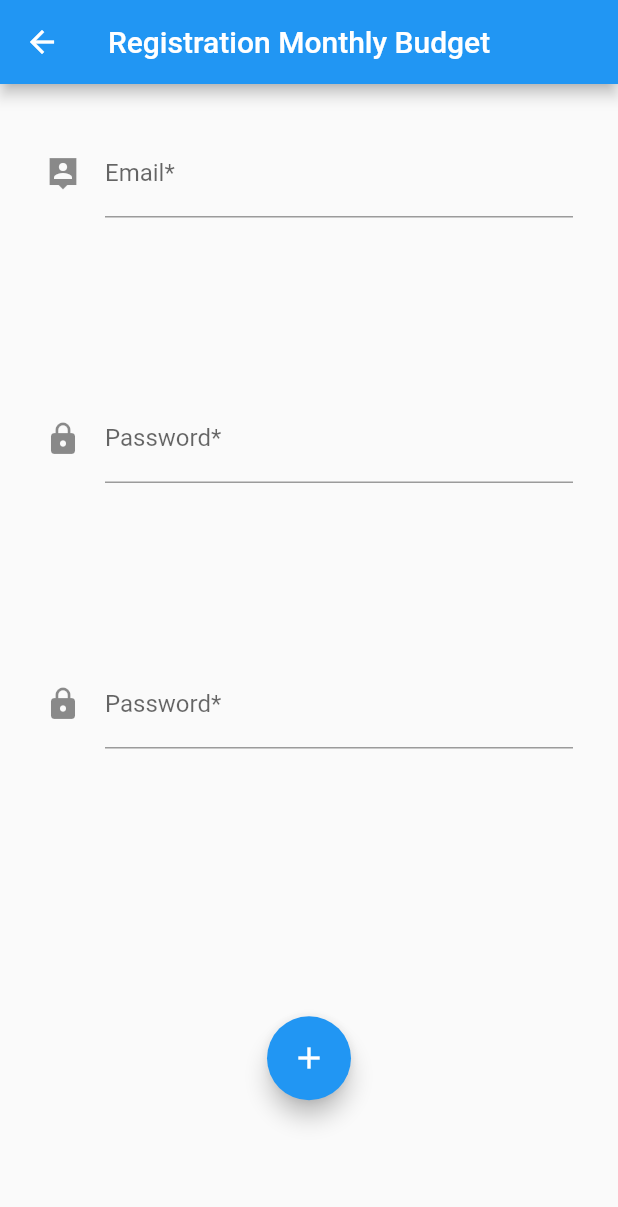
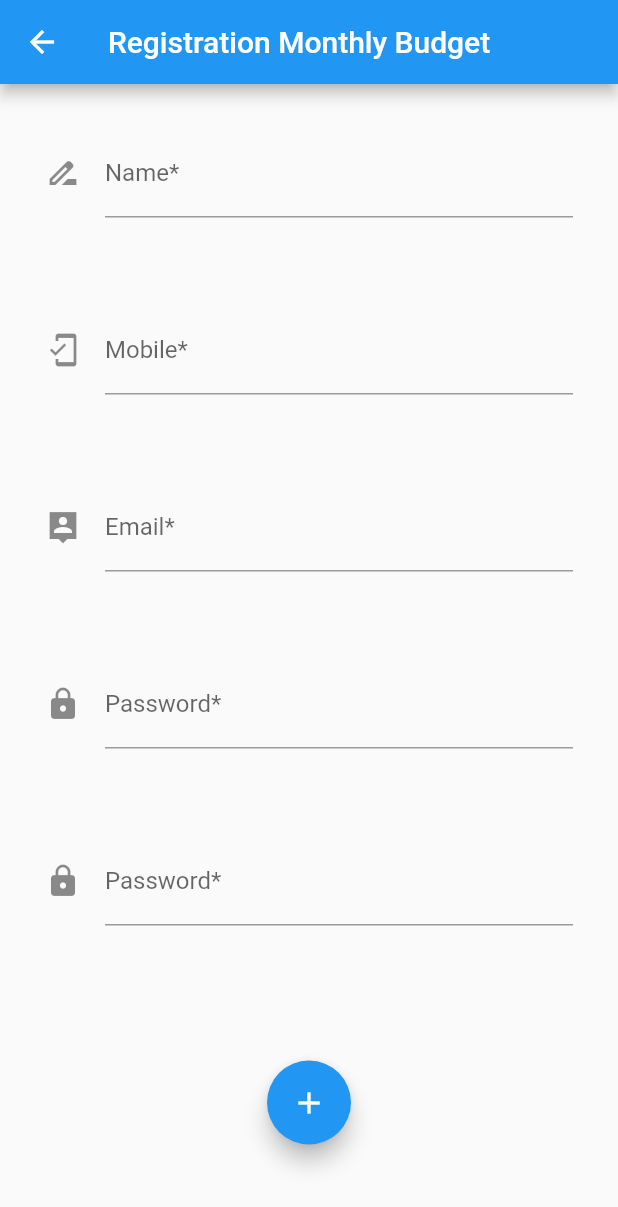
Before and after one commit to prakashsinha271/monthly_expenses, a Flutter app: the screen it shows after launch, after a tap on the "person add" icon, on a phone screen of 412 x 824 dp. Shown: the top 1207 px of the screen. Run offline on Flutter 3.47's test engine with Material 2 defaults, Android fonts, the phone set to English and light mode, and no system bars; our stand-ins replace firebase_auth, firebase_core, firebase_database, splashscreen, sqflite; accounts and stored records are empty; network calls fail.

Commit message:
Email Authentication and Login

```diff
--- a/lib/main.dart
+++ b/lib/main.dart
@@ -1,11 +1,17 @@
+import 'package:firebase_core/firebase_core.dart';
 import 'package:flutter/material.dart';
 import 'package:flutter/painting.dart';
 import 'package:flutter_monthly_budget/screens/home.dart';
 import 'package:flutter_monthly_budget/screens/sign_in.dart';
+import 'package:flutter_monthly_budget/screens/sign_up.dart';
 import 'package:flutter_monthly_budget/utils/new_database_helper.dart';
 import 'package:splashscreen/splashscreen.dart';
 
-void main() {
+void main() async{
+  WidgetsFlutterBinding.ensureInitialized();
+  await Firebase.initializeApp().catchError((onError) {
+    debugPrint(onError);
+  });
   runApp(MyApp());
 }
 
@@ -34,6 +40,11 @@ class _MyAppState extends State<MyApp> {
   @override
   Widget build(BuildContext context) {
     return MaterialApp(
+      routes: {
+        LoginPage.routeName: (context) => LoginPage(),
+        Registration.routeName: (context) => Registration(),
+        Home.routeName: (context) => Home(),
+      },
       debugShowCheckedModeBanner: false,
       title: myTitle,
       theme: ThemeData(
--- a/lib/models/newPDF.dart
+++ b/lib/models/newPDF.dart
@@ -49,5 +49,6 @@ class CreditDebitClass {
     this.transact = cdMapList['transact'];
     this.amount = cdMapList['priority'];
     this.date = cdMapList['date'];
+    return null;
   }
 }
--- a/lib/models/validate_forms.dart
+++ b/lib/models/validate_forms.dart
@@ -27,6 +27,13 @@ class ValidateForm {
 
   //Validating Registration Form
 //Validating email field
+  static String validateRegName(String value){
+    if (value.isEmpty) {
+      return 'Name Required';
+    }
+    return null;
+  }
+
   static String validateRegEmail(String value) {
     if (value.isEmpty) {
       return 'Email Address Required';
--- a/lib/screens/sign_in.dart
+++ b/lib/screens/sign_in.dart
@@ -1,10 +1,9 @@
+import 'package:firebase_auth/firebase_auth.dart';
 import 'package:flutter/material.dart';
-import 'package:flutter_monthly_budget/screens/sign_up.dart';
-
 import '../main.dart';
-import 'home.dart';
 
 class LoginPage extends StatefulWidget {
+  static const routeName = '/login';
   LoginPage({Key key}) : super(key: key);
   @override
   _LoginPageState createState() => _LoginPageState();
@@ -12,11 +11,13 @@ class LoginPage extends StatefulWidget {
 
 class _LoginPageState extends State<LoginPage> {
   final _formKey = GlobalKey<FormState>();
+  FirebaseAuth auth = FirebaseAuth.instance;
   TextEditingController _email, _password;
 
   @override
   void initState() {
     // TODO: implement initState
+    checkStatus();
     super.initState();
     _email = TextEditingController();
     _password = TextEditingController();
@@ -71,7 +72,7 @@ class _LoginPageState extends State<LoginPage> {
                       FloatingActionButton(
                         child: Icon(Icons.login_outlined),
                         foregroundColor: Colors.white,
-                        tooltip: "Login to Home Page",
+                        tooltip: "Login to your dashboard",
                         onPressed: () {
                           if (_formKey.currentState.validate()) {
                             verifyCredential();
@@ -85,11 +86,7 @@ class _LoginPageState extends State<LoginPage> {
                         color: Colors.blue,
                         tooltip: "New User Registration",
                         onPressed: () {
-                          Navigator.push(
-                              context,
-                              MaterialPageRoute(
-                                  builder: (BuildContext context) =>
-                                      Registration()));
+                          Navigator.pushNamed(context, '/sign_up');
                         },
                       ),
                     ]),
@@ -101,9 +98,47 @@ class _LoginPageState extends State<LoginPage> {
     );
   }
 
-  void verifyCredential() {
-    //if verified return 1
-    Navigator.push(
-        context, MaterialPageRoute(builder: (BuildContext context) => Home()));
+  /*
+* This method will check for user's login status
+ */
+  void checkStatus() {
+    FirebaseAuth.instance.authStateChanges().listen((User user) {
+      // if (user == null) {
+      //   print('User is currently signed out!');
+      //   Navigator.pushNamed(context, '/login');
+      // } else
+      if (user != null){
+        Navigator.pushNamed(context, '/home');
+      }
+    });
+  }
+
+  /*
+  * This method will verify and login the user into home screen
+   */
+
+  void verifyCredential() async{
+    String _inpMail = _email.text;
+    String _inpPass = _password.text;
+    // debugPrint(_inpPass);
+    // debugPrint(_inpMail);
+
+    //Login code
+    try {
+      UserCredential userCredential = await FirebaseAuth.instance
+          .signInWithEmailAndPassword(email: _inpMail, password: _inpPass);
+      if (userCredential != null) {
+        Navigator.pushNamed(context, '/home');
+      }
+    } on FirebaseAuthException catch (e) {
+      //errorMessage = e.toString();
+      if (e.code == 'user-not-found') {
+        print('No user found for that email.');
+      } else if (e.code == 'wrong-password') {
+        print('Wrong password provided for that user.');
+      }
+      print("Printing error from firebase");
+      //print(errorMessage);
+    }
   }
 }
--- a/lib/screens/sign_up.dart
+++ b/lib/screens/sign_up.dart
@@ -1,12 +1,11 @@
 import 'package:firebase_auth/firebase_auth.dart';
-import 'package:firebase_core/firebase_core.dart';
+import 'package:firebase_database/firebase_database.dart';
 import 'package:flutter/material.dart';
 import 'package:flutter_monthly_budget/models/validate_forms.dart';
-
 import '../main.dart';
-import 'home.dart';
 
 class Registration extends StatefulWidget {
+  static const routeName = '/sign_up';
   Registration({Key key}) : super(key: key);
   @override
   _RegistrationState createState() => _RegistrationState();
@@ -14,14 +13,17 @@ class Registration extends StatefulWidget {
 
 class _RegistrationState extends State<Registration> {
   final _formKey = GlobalKey<FormState>();
-  TextEditingController _email, _password, _rePassword;
+  DatabaseReference _ref;
+  FirebaseAuth auth = FirebaseAuth.instance;
+  TextEditingController _name,_mobile,_email, _password, _rePassword;
 
   @override
   void initState() {
     // TODO: implement initState
     super.initState();
-    // Firebase.initializeApp();
-   // initializeApln();
+    _ref = FirebaseDatabase.instance.reference();
+    _name = TextEditingController();
+    _mobile = TextEditingController();
     _email = TextEditingController();
     _password = TextEditingController();
     _rePassword = TextEditingController();
@@ -41,6 +43,32 @@ class _RegistrationState extends State<Registration> {
           child: Column(
             mainAxisAlignment: MainAxisAlignment.center,
             children: [
+              Expanded(
+                child: TextFormField(
+                  controller: _name,
+                  //maxLength: 5,
+                  decoration: const InputDecoration(
+                    icon: Icon(Icons.drive_file_rename_outline),
+                    hintText: 'Enter Your Name',
+                    labelText: 'Name*',
+                  ),
+                  keyboardType: TextInputType.name,
+                  validator: ValidateForm.validateRegName,
+                ),
+              ),
+              Expanded(
+                child: TextFormField(
+                  controller: _mobile,
+                  //maxLength: 5,
+                  decoration: const InputDecoration(
+                    icon: Icon(Icons.mobile_friendly_outlined),
+                    hintText: 'Enter Mobile Number',
+                    labelText: 'Mobile*',
+                  ),
+                  keyboardType: TextInputType.number,
+                  validator: ValidateForm.validateRegName,
+                ),
+              ),
               Expanded(
                 child: TextFormField(
                   controller: _email,
@@ -106,28 +134,39 @@ class _RegistrationState extends State<Registration> {
   }
 
   void registerUser() async {
-    String inpEmail = _email.text;
-    String inpPass = _password.text;
-    await Firebase.initializeApp();
-    //String confPass = _rePassword.text;
-    //if verified return 1
+    String _inpName = _name.text;
+    String _inpMobile = _mobile.text;
+    String _inpMail = _email.text;
+    String _inpPass = _password.text;
+    debugPrint(_inpPass);
+    debugPrint(_inpMail);
+
+    //Authentication Code
     try {
-      UserCredential userCredential = await FirebaseAuth.instance.createUserWithEmailAndPassword(
-          email: inpEmail,
-          password: inpPass
-      );
+      UserCredential userCredential = await FirebaseAuth.instance
+          .createUserWithEmailAndPassword(email: _inpMail, password: _inpPass);
+      Map<String, String> uniqueVal = {
+        'Email': userCredential.user.email.toString(),
+        'Name': _inpName,
+        'Mobile': _inpMobile,
+      };
+      if (userCredential.additionalUserInfo.isNewUser) {
+        _ref.child('CreditDebit').child(_inpMobile).update(uniqueVal).then((value) {
+          Navigator.pushNamed(context, '/home');
+        });
+        print(userCredential);
+      }
     } on FirebaseAuthException catch (e) {
       if (e.code == 'weak-password') {
         print('The password provided is too weak.');
       } else if (e.code == 'email-already-in-use') {
         print('The account already exists for that email.');
+      } else if (e.code == 'invalid-email') {
+        print('Invalid email address.');
       }
     } catch (e) {
       print(e);
     }
+
    }
-
-    void initializeApln() async {
-      await Firebase.initializeApp();
-    }
 }
```
Also changed, not shown: lib/screens/home.dart (+7 -3 lines), pubspec.lock, 1 other file.
